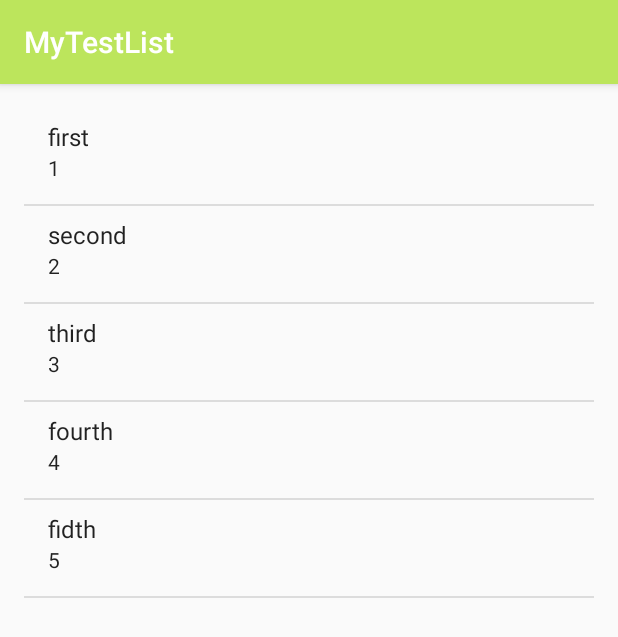
After one commit to Dal-Pi/MyTestList, an Android app: the ListViewTestActivity screen opened directly, with no data from a screen before it, on a phone screen of 412 x 824 dp. The commit adds this screen. Shown: the top 637 px of the screen. Run offline under Robolectric (Android 15) with nearby library versions, the phone set to English and light mode, and no system bars.

Commit message:
[161201] add list view test

```diff
--- a/app/build.gradle
+++ b/app/build.gradle
@@ -21,6 +21,7 @@ android {
 
 dependencies {
     compile fileTree(include: ['*.jar'], dir: 'libs')
+    compile 'com.android.support:appcompat-v7:24.2.1'
+    compile 'com.android.support:support-v4:24.2.1'
     testCompile 'junit:junit:4.12'
-    compile 'com.android.support:appcompat-v7:23.4.0'
 }
--- a/app/src/main/AndroidManifest.xml
+++ b/app/src/main/AndroidManifest.xml
@@ -43,7 +43,8 @@
         <activity
             android:name=".MultiWindowTest.MultiWindowTestActivity"
             android:configChanges="keyboardHidden|orientation|screenLayout|screenSize|smallestScreenSize" />
-        <activity android:name=".HandlerTest.HandlerTestActivity"></activity>
+        <activity android:name=".HandlerTest.HandlerTestActivity" />
+        <activity android:name=".ListViewTest.ListViewTestActivity"></activity>
     </application>
 
 </manifest>
--- /dev/null
+++ b/app/src/main/java/com/kania/mytestlist/ListViewTest/ListViewTestActivity.java
@@ -0,0 +1,24 @@
+package com.kania.mytestlist.ListViewTest;
+
+import android.os.Bundle;
+import android.support.v4.app.FragmentManager;
+import android.support.v4.app.FragmentTransaction;
+import android.support.v7.app.AppCompatActivity;
+
+import com.kania.mytestlist.R;
+
+public class ListViewTestActivity extends AppCompatActivity {
+
+    @Override
+    protected void onCreate(Bundle savedInstanceState) {
+        super.onCreate(savedInstanceState);
+        setContentView(R.layout.activity_list_view_test);
+
+        if (savedInstanceState == null) {
+            FragmentManager fragmentManager = getSupportFragmentManager();
+            FragmentTransaction fragmentTransaction = fragmentManager.beginTransaction();
+            fragmentTransaction.replace(android.R.id.content, ListViewTestFragment.newInstance(), ListViewTestFragment.class.getName());
+            fragmentTransaction.commit();
+        }
+    }
+}
--- /dev/null
+++ b/app/src/main/java/com/kania/mytestlist/ListViewTest/ListViewTestFragment.java
@@ -0,0 +1,94 @@
+package com.kania.mytestlist.ListViewTest;
+
+import android.content.Context;
+import android.os.Bundle;
+import android.support.annotation.NonNull;
+import android.support.v4.app.ListFragment;
+import android.view.LayoutInflater;
+import android.view.View;
+import android.view.ViewGroup;
+import android.widget.ArrayAdapter;
+import android.widget.TextView;
+
+import com.kania.mytestlist.R;
+
+import java.util.ArrayList;
+import java.util.List;
+
+public class ListViewTestFragment extends ListFragment {
+
+    private List<MyData> mItems;
+
+    public ListViewTestFragment() {
+        // Required empty public constructor
+    }
+    public static ListViewTestFragment newInstance() {
+        ListViewTestFragment fragment = new ListViewTestFragment();
+        return fragment;
+    }
+
+    @Override
+    public void onCreate(Bundle savedInstanceState) {
+        super.onCreate(savedInstanceState);
+        mItems = new ArrayList<>();
+        mItems.add(new MyData("first", 1));
+        mItems.add(new MyData("second", 2));
+        mItems.add(new MyData("third", 3));
+        mItems.add(new MyData("fourth", 4));
+        mItems.add(new MyData("fidth", 5));
+    }
+
+    @Override
+    public View onCreateView(LayoutInflater inflater, ViewGroup container, Bundle savedInstanceState) {
+        //return super.onCreateView(inflater, container, savedInstanceState);
+        View view = inflater.inflate(R.layout.fragment_list_view_test, null);
+        return view;
+    }
+
+    @Override
+    public void onViewCreated(View view, Bundle savedInstanceState) {
+        super.onViewCreated(view, savedInstanceState);
+        MyListAdapter adapter = new MyListAdapter(getActivity(), android.R.layout.simple_list_item_2, mItems);
+        setListAdapter(adapter);
+    }
+
+    @Override
+    public void onDetach() {
+        super.onDetach();
+    }
+
+    class MyData {
+        public String name;
+        public int value;
+
+        public MyData(String name, int value) {
+            this.name = name;
+            this.value = value;
+        }
+    }
+
+    class MyListAdapter extends ArrayAdapter<MyData> {
+
+        int mItemResId;
+        public MyListAdapter(Context context, int resource, List<MyData> objects) {
+            super(context, resource, objects);
+            mItemResId = resource;
+        }
+
+        @NonNull
+        @Override
+        public View getView(int position, View convertView, ViewGroup parent) {
+            View view = convertView;
+            if (view == null) {
+                view = View.inflate(getContext(), mItemResId, null);
+            }
+            TextView textTitle = (TextView)view.findViewById(android.R.id.text1);
+            TextView textSummary = (TextView)view.findViewById(android.R.id.text2);
+            MyData data = getItem(position);
+            textTitle.setText(data.name);
+            textSummary.setText(data.value + "");
+
+            return view;
+        }
+    }
+}
--- a/app/src/main/java/com/kania/mytestlist/MainActivity.java
+++ b/app/src/main/java/com/kania/mytestlist/MainActivity.java
@@ -12,6 +12,7 @@ import android.widget.Toast;
 import com.kania.mytestlist.BroadcastReceiverTest.BroadcastReceiverTestActivity;
 import com.kania.mytestlist.DialogFragmentTest.DialogFragmentTestActivity;
 import com.kania.mytestlist.HandlerTest.HandlerTestActivity;
+import com.kania.mytestlist.ListViewTest.ListViewTestActivity;
 import com.kania.mytestlist.MultiWindowTest.MultiWindowTestActivity;
 import com.kania.mytestlist.RunningAppTest.RunningAppTestActivity;
 import com.kania.mytestlist.Tempet.TempletActivity;
@@ -19,7 +20,6 @@ import com.kania.mytestlist.ThemeColorTest.ThemeColorTestActivity;
 
 import java.util.ArrayList;
 import java.util.HashMap;
-import java.util.logging.Handler;
 
 public class MainActivity extends AppCompatActivity implements AdapterView.OnItemClickListener {
 
@@ -47,6 +47,7 @@ public class MainActivity extends AppCompatActivity implements AdapterView.OnIte
         mActivityClassMap = new HashMap<>();
 
         //TODO Make item here
+        setTestItem("7. ListView Test", ListViewTestActivity.class);
         setTestItem("6. Handler Test", HandlerTestActivity.class);
         setTestItem("5. MultiWindow Test", MultiWindowTestActivity.class);
         setTestItem("4. BroadcastReceiver Test", BroadcastReceiverTestActivity.class);
--- /dev/null
+++ b/app/src/main/res/layout/activity_list_view_test.xml
@@ -0,0 +1,13 @@
+<?xml version="1.0" encoding="utf-8"?>
+<RelativeLayout xmlns:android="http://schemas.android.com/apk/res/android"
+    xmlns:tools="http://schemas.android.com/tools"
+    android:id="@+id/activity_list_view_test"
+    android:layout_width="match_parent"
+    android:layout_height="match_parent"
+    android:paddingBottom="@dimen/activity_vertical_margin"
+    android:paddingLeft="@dimen/activity_horizontal_margin"
+    android:paddingRight="@dimen/activity_horizontal_margin"
+    android:paddingTop="@dimen/activity_vertical_margin"
+    tools:context="com.kania.mytestlist.ListViewTest.ListViewTestActivity">
+
+</RelativeLayout>
--- /dev/null
+++ b/app/src/main/res/layout/fragment_list_view_test.xml
@@ -0,0 +1,16 @@
+<FrameLayout xmlns:android="http://schemas.android.com/apk/res/android"
+    xmlns:tools="http://schemas.android.com/tools"
+    android:layout_width="match_parent"
+    android:layout_height="match_parent"
+    android:paddingBottom="@dimen/activity_vertical_margin"
+    android:paddingLeft="@dimen/activity_horizontal_margin"
+    android:paddingRight="@dimen/activity_horizontal_margin"
+    android:paddingTop="@dimen/activity_vertical_margin"
+    tools:context="com.kania.mytestlist.ListViewTest.ListViewTestFragment">
+
+    <ListView
+        android:id="@android:id/list"
+        android:layout_width="match_parent"
+        android:layout_height="match_parent" />
+
+</FrameLayout>
--- a/app/src/main/res/values/strings.xml
+++ b/app/src/main/res/values/strings.xml
@@ -1,3 +1,6 @@
 <resources>
     <string name="app_name">MyTestList</string>
+
+    <!-- TODO: Remove or change this placeholder text -->
+    <string name="hello_blank_fragment">Hello blank fragment</string>
 </resources>
```
